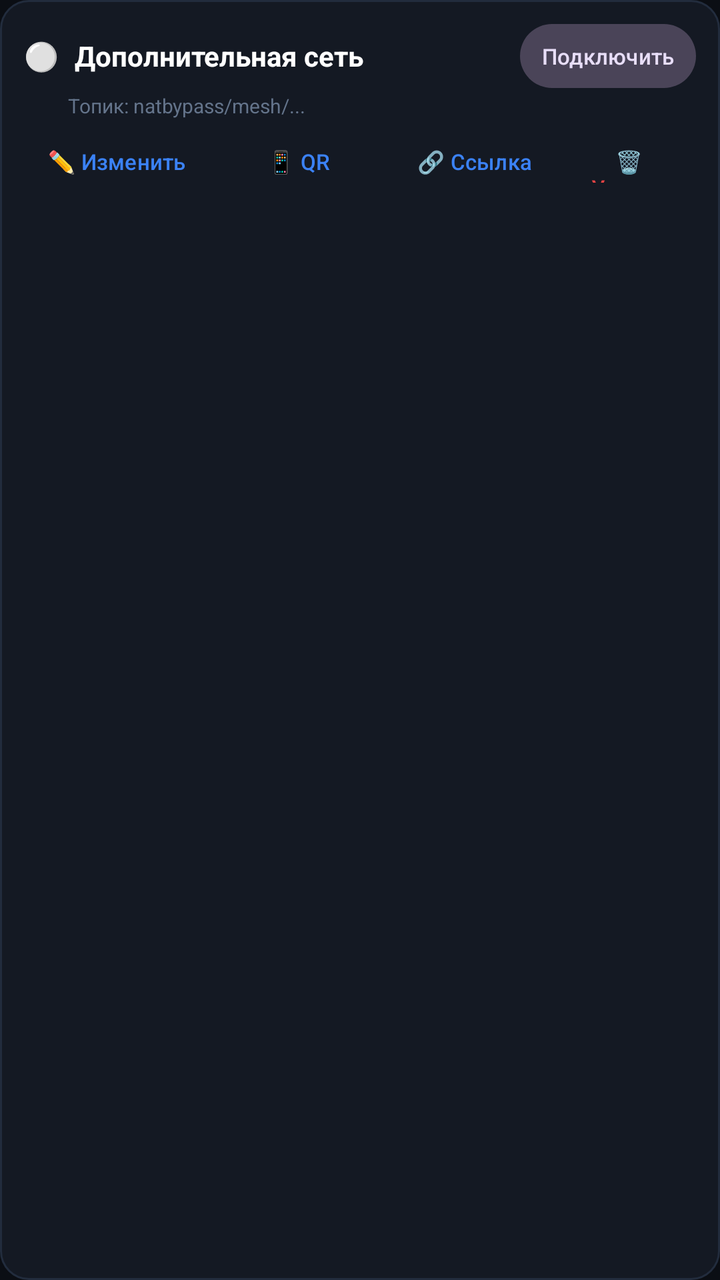
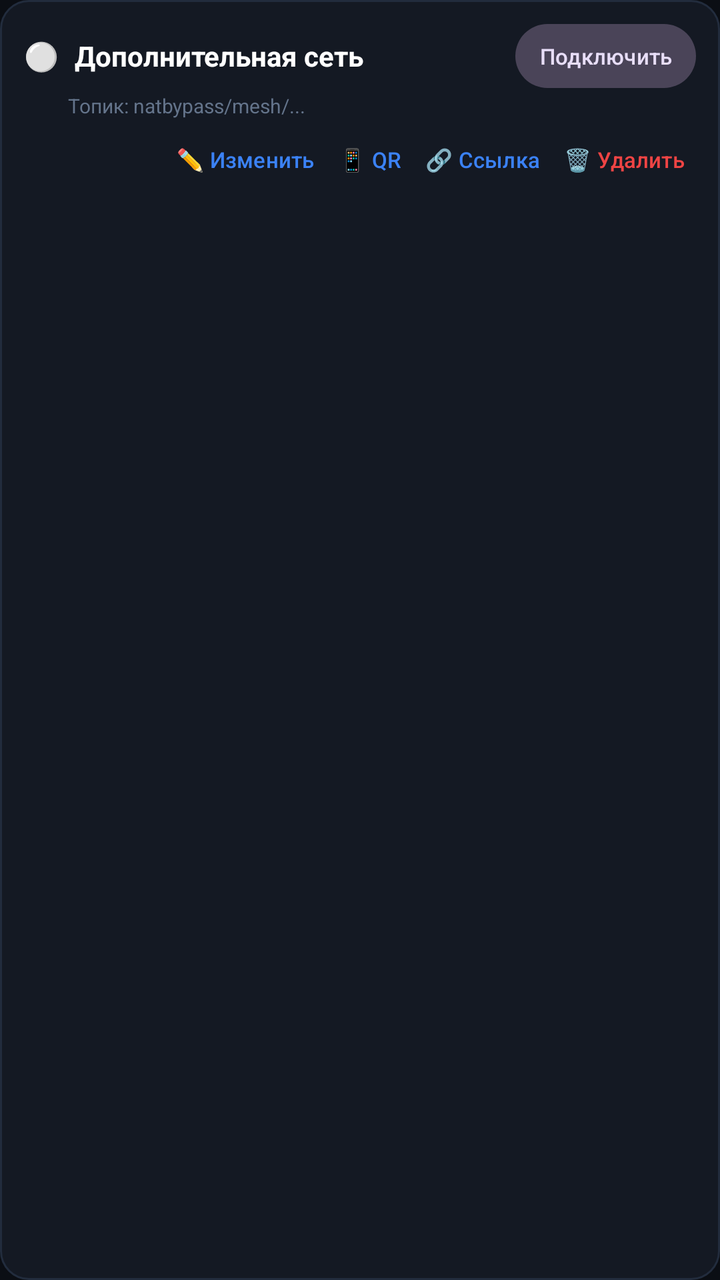

Before-and-after screenshots of an Android layout around one commit, followed by the original layout XML and the change that was made.
<!-- AndroidManifest.xml: application theme Theme.NatBypass -->
<!-- res/layout/item_profile.xml -->
<?xml version="1.0" encoding="utf-8"?>
<LinearLayout xmlns:android="http://schemas.android.com/apk/res/android"
    xmlns:app="http://schemas.android.com/apk/res-auto"
    android:layout_width="match_parent"
    android:layout_height="wrap_content"
    android:layout_marginBottom="8dp"
    android:background="@drawable/bg_card"
    android:orientation="vertical"
    android:padding="12dp">

    <LinearLayout
        android:layout_width="match_parent"
        android:layout_height="wrap_content"
        android:gravity="center_vertical"
        android:orientation="horizontal">

        <TextView
            android:id="@+id/tvProfileRadio"
            android:layout_width="wrap_content"
            android:layout_height="wrap_content"
            android:text="⚪"
            android:textSize="14sp" />

        <TextView
            android:id="@+id/tvProfileName"
            android:layout_width="0dp"
            android:layout_height="wrap_content"
            android:layout_marginStart="8dp"
            android:layout_weight="1"
            android:ellipsize="end"
            android:maxLines="1"
            android:text="Дополнительная сеть"
            android:textColor="@color/text_primary"
            android:textSize="14sp"
            android:textStyle="bold" />

        <Button
            android:id="@+id/btnProfileSwitch"
            style="@style/Widget.Material3.Button.TonalButton"
            android:layout_width="wrap_content"
            android:layout_height="32dp"
            android:insetTop="0dp"
            android:insetBottom="0dp"
            android:paddingStart="10dp"
            android:paddingEnd="10dp"
            android:text="Подключить"
            android:textSize="11sp" />
    </LinearLayout>

    <TextView
        android:id="@+id/tvProfileTopic"
        android:layout_width="match_parent"
        android:layout_height="wrap_content"
        android:layout_marginStart="22dp"
        android:layout_marginTop="2dp"
        android:ellipsize="middle"
        android:maxLines="1"
        android:text="Топик: natbypass/mesh/..."
        android:textColor="@color/text_muted"
        android:textSize="10sp" />

    <LinearLayout
        android:layout_width="match_parent"
        android:layout_height="wrap_content"
        android:layout_marginTop="6dp"
        android:gravity="end"
        android:orientation="horizontal">

        <Button
            android:id="@+id/btnProfileEdit"
            style="@style/Widget.Material3.Button.TextButton"
            android:layout_width="wrap_content"
            android:layout_height="30dp"
            android:insetTop="0dp"
            android:insetBottom="0dp"
            android:text="✏️ Изменить"
            android:textSize="11sp" />

        <Button
            android:id="@+id/btnProfileQR"
            style="@style/Widget.Material3.Button.TextButton"
            android:layout_width="wrap_content"
            android:layout_height="30dp"
            android:insetTop="0dp"
            android:insetBottom="0dp"
            android:text="📱 QR"
            android:textSize="11sp" />

        <Button
            android:id="@+id/btnProfileShare"
            style="@style/Widget.Material3.Button.TextButton"
            android:layout_width="wrap_content"
            android:layout_height="30dp"
            android:insetTop="0dp"
            android:insetBottom="0dp"
            android:text="🔗 Ссылка"
            android:textSize="11sp" />

        <Button
            android:id="@+id/btnProfileDelete"
            style="@style/Widget.Material3.Button.TextButton"
            android:layout_width="wrap_content"
            android:layout_height="30dp"
            android:insetTop="0dp"
            android:insetBottom="0dp"
            android:text="🗑️ Удалить"
            android:textColor="@color/red_bright"
            android:textSize="11sp" />
    </LinearLayout>
</LinearLayout>
<!-- resources referenced by this layout -->
<resources>
  <color name="red_bright">#EF4444</color>
  <color name="text_muted">#64748B</color>
  <color name="text_primary">#FFFFFF</color>
  <!-- drawable bg_card (drawable) -->
  <?xml version="1.0" encoding="utf-8"?>
  <shape xmlns:android="http://schemas.android.com/apk/res/android">
      <solid android:color="@color/card_bg" />
      <stroke android:width="1dp" android:color="@color/border_dark" />
      <corners android:radius="14dp" />
  </shape>
  <style name="Theme.NatBypass" parent="Theme.Material3.Dark.NoActionBar">
          <item name="android:windowBackground">@color/bg_dark</item>
          <item name="android:statusBarColor">@color/bg_dark</item>
          <item name="android:navigationBarColor">@color/bg_dark</item>
          <item name="colorPrimary">@color/accent_blue</item>
          <item name="colorSecondary">@color/green_online</item>
          <item name="colorSurface">@color/panel_dark</item>
      </style>
  <color name="card_bg">#141923</color>
  <color name="border_dark">#222C3D</color>
  <color name="bg_dark">#0B0E14</color>
  <color name="accent_blue">#3B82F6</color>
  <color name="green_online">#10B981</color>
  <color name="panel_dark">#141923</color>
</resources>

<!-- the commit's change to res/layout/item_profile.xml (unified diff, before → after) -->
@@ -38,11 +38,14 @@
             android:id="@+id/btnProfileSwitch"
             style="@style/Widget.Material3.Button.TonalButton"
             android:layout_width="wrap_content"
-            android:layout_height="32dp"
+            android:layout_height="wrap_content"
+            android:minHeight="32dp"
             android:insetTop="0dp"
             android:insetBottom="0dp"
-            android:paddingStart="10dp"
-            android:paddingEnd="10dp"
+            android:paddingStart="12dp"
+            android:paddingEnd="12dp"
+            android:singleLine="true"
+            android:maxLines="1"
             android:text="Подключить"
             android:textSize="11sp" />
     </LinearLayout>
@@ -55,6 +58,7 @@
         android:layout_marginTop="2dp"
         android:ellipsize="middle"
         android:maxLines="1"
+        android:singleLine="true"
         android:text="Топик: natbypass/mesh/..."
         android:textColor="@color/text_muted"
         android:textSize="10sp" />
@@ -62,7 +66,7 @@
     <LinearLayout
         android:layout_width="match_parent"
         android:layout_height="wrap_content"
-        android:layout_marginTop="6dp"
+        android:layout_marginTop="4dp"
         android:gravity="end"
         android:orientation="horizontal">
 
@@ -70,9 +74,15 @@
             android:id="@+id/btnProfileEdit"
             style="@style/Widget.Material3.Button.TextButton"
             android:layout_width="wrap_content"
-            android:layout_height="30dp"
+            android:layout_height="wrap_content"
+            android:minHeight="32dp"
+            android:minWidth="0dp"
             android:insetTop="0dp"
             android:insetBottom="0dp"
+            android:paddingStart="6dp"
+            android:paddingEnd="6dp"
+            android:singleLine="true"
+            android:maxLines="1"
             android:text="✏️ Изменить"
             android:textSize="11sp" />
 
@@ -80,9 +90,15 @@
             android:id="@+id/btnProfileQR"
             style="@style/Widget.Material3.Button.TextButton"
             android:layout_width="wrap_content"
-            android:layout_height="30dp"
+            android:layout_height="wrap_content"
+            android:minHeight="32dp"
+            android:minWidth="0dp"
             android:insetTop="0dp"
             android:insetBottom="0dp"
+            android:paddingStart="6dp"
+            android:paddingEnd="6dp"
+            android:singleLine="true"
+            android:maxLines="1"
             android:text="📱 QR"
             android:textSize="11sp" />
 
@@ -90,9 +106,15 @@
             android:id="@+id/btnProfileShare"
             style="@style/Widget.Material3.Button.TextButton"
             android:layout_width="wrap_content"
-            android:layout_height="30dp"
+            android:layout_height="wrap_content"
+            android:minHeight="32dp"
+            android:minWidth="0dp"
             android:insetTop="0dp"
             android:insetBottom="0dp"
+            android:paddingStart="6dp"
+            android:paddingEnd="6dp"
+            android:singleLine="true"
+            android:maxLines="1"
             android:text="🔗 Ссылка"
             android:textSize="11sp" />
 
@@ -100,9 +122,15 @@
             android:id="@+id/btnProfileDelete"
             style="@style/Widget.Material3.Button.TextButton"
             android:layout_width="wrap_content"
-            android:layout_height="30dp"
+            android:layout_height="wrap_content"
+            android:minHeight="32dp"
+            android:minWidth="0dp"
             android:insetTop="0dp"
             android:insetBottom="0dp"
+            android:paddingStart="6dp"
+            android:paddingEnd="6dp"
+            android:singleLine="true"
+            android:maxLines="1"
             android:text="🗑️ Удалить"
             android:textColor="@color/red_bright"
             android:textSize="11sp" />
